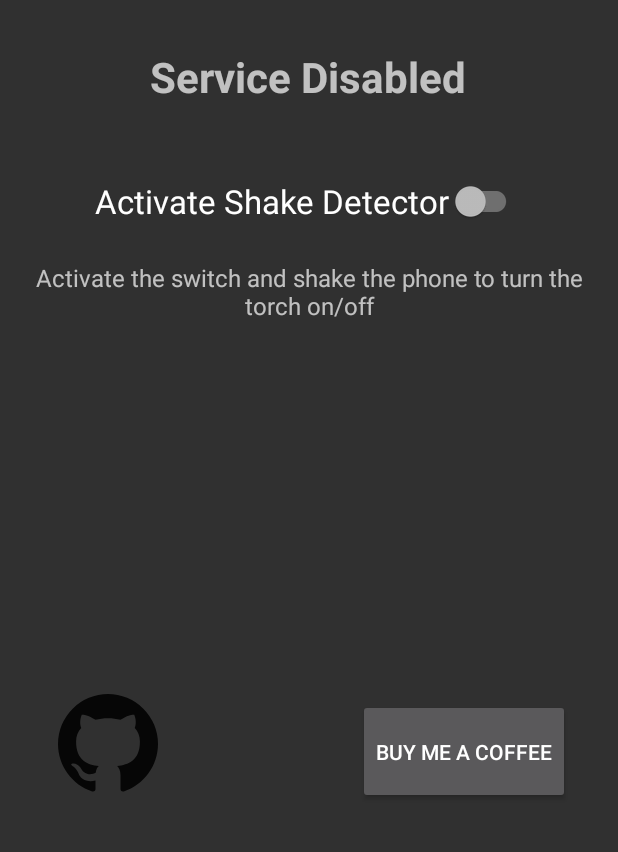
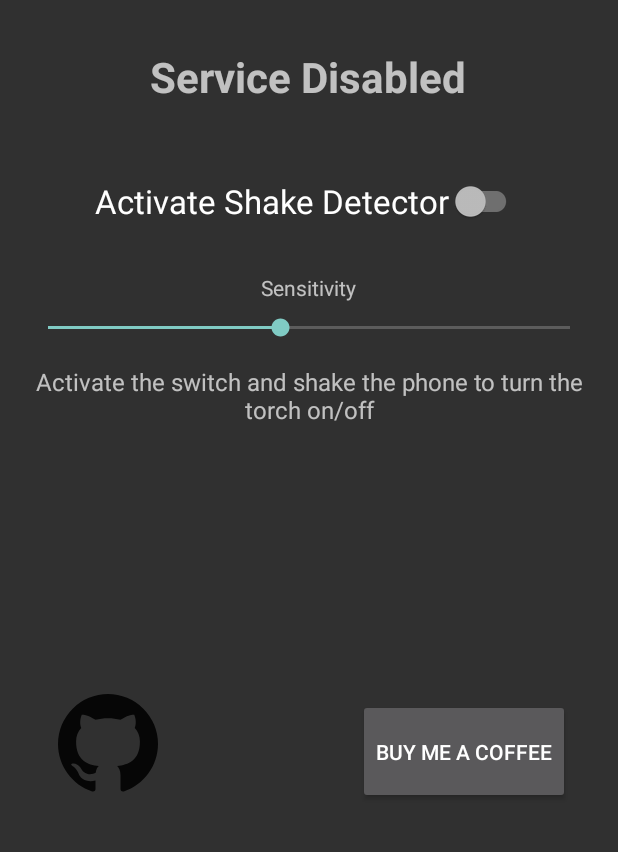
Before and after one commit to Lotverp/Shake-Torch, an Android app built with Jetpack Compose: the screen it shows after launch (MainActivity), after a tap on "BUY ME A COFFEE", on a phone screen of 412 x 824 dp, the part 384-1236 px from its top. Run offline under Robolectric (Android 15) with nearby library versions, the phone set to English and light mode, and no system bars.

Commit message:
apk 1.1
sensibility bar

```diff
--- a/source-code/app/src/main/AndroidManifest.xml
+++ b/source-code/app/src/main/AndroidManifest.xml
@@ -1,6 +1,8 @@
 <?xml version="1.0" encoding="utf-8"?>
-<manifest xmlns:android="http://schemas.android.com/apk/res/android">
+<manifest xmlns:android="http://schemas.android.com/apk/res/android"
+    package="com.example.shaketorch">
 
+    <uses-permission android:name="android.permission.CAMERA" />
     <uses-permission android:name="android.permission.FOREGROUND_SERVICE" />
     <uses-permission android:name="android.permission.FOREGROUND_SERVICE_CAMERA" />
     <uses-permission android:name="android.permission.POST_NOTIFICATIONS"/>
--- a/source-code/app/src/main/java/com/example/shaketorch/MainActivity.java
+++ b/source-code/app/src/main/java/com/example/shaketorch/MainActivity.java
@@ -2,12 +2,14 @@ package com.example.shaketorch;
 
 import android.Manifest;
 import android.content.Intent;
+import android.content.SharedPreferences;
 import android.content.pm.PackageManager;
 import android.net.Uri;
 import android.os.Build;
 import android.os.Bundle;
 import android.widget.Button;
 import android.widget.ImageButton;
+import android.widget.SeekBar;
 import android.widget.TextView;
 import android.widget.Toast;
 
@@ -23,8 +25,14 @@ import java.util.List;
 
 public class MainActivity extends AppCompatActivity {
 
+    private static final String PREFS_NAME = "ShakeTorchPrefs";
+    private static final String SENSITIVITY_KEY = "sensitivity";
+    private static final int DEFAULT_SENSITIVITY = 4;
+
     private SwitchMaterial serviceSwitch;
     private TextView statusText;
+    private SeekBar sensitivitySeekBar;
+    private SharedPreferences sharedPreferences;
 
     private final ActivityResultLauncher<String[]> requestPermissionLauncher =
             registerForActivityResult(new ActivityResultContracts.RequestMultiplePermissions(), permissions -> {
@@ -49,11 +57,22 @@ public class MainActivity extends AppCompatActivity {
         super.onCreate(savedInstanceState);
         setContentView(R.layout.activity_main);
 
+        sharedPreferences = getSharedPreferences(PREFS_NAME, MODE_PRIVATE);
+
+        setupViews();
+        setupListeners();
+    }
+
+    private void setupViews() {
         statusText = findViewById(R.id.statusTextView);
         serviceSwitch = findViewById(R.id.serviceSwitch);
-        ImageButton githubButton = findViewById(R.id.githubButton);
-        Button donateButton = findViewById(R.id.donateButton);
+        sensitivitySeekBar = findViewById(R.id.sensitivitySeekBar);
 
+        int savedSensitivity = sharedPreferences.getInt(SENSITIVITY_KEY, DEFAULT_SENSITIVITY);
+        sensitivitySeekBar.setProgress(savedSensitivity);
+    }
+
+    private void setupListeners() {
         serviceSwitch.setOnCheckedChangeListener((buttonView, isChecked) -> {
             if (isChecked) {
                 checkPermissionsAndStartService();
@@ -62,15 +81,33 @@ public class MainActivity extends AppCompatActivity {
             }
         });
 
-        githubButton.setOnClickListener(v -> {
-            Intent browserIntent = new Intent(Intent.ACTION_VIEW, Uri.parse("https://github.com/Lotverp"));
-            startActivity(browserIntent);
+        sensitivitySeekBar.setOnSeekBarChangeListener(new SeekBar.OnSeekBarChangeListener() {
+            @Override
+            public void onProgressChanged(SeekBar seekBar, int progress, boolean fromUser) {
+                sharedPreferences.edit().putInt(SENSITIVITY_KEY, progress).apply();
+            }
+
+            @Override
+            public void onStartTrackingTouch(SeekBar seekBar) {}
+
+            @Override
+            public void onStopTrackingTouch(SeekBar seekBar) {
+                if (serviceSwitch.isChecked()) {
+                    startShakeService();
+                }
+            }
         });
 
-        donateButton.setOnClickListener(v -> {
-            Intent browserIntent = new Intent(Intent.ACTION_VIEW, Uri.parse("https://github.com/Lotverp/Lotverp/blob/main/donate.md"));
-            startActivity(browserIntent);
-        });
+        findViewById(R.id.githubButton).setOnClickListener(v ->
+                openUrl("https://github.com/Lotverp"));
+
+        findViewById(R.id.donateButton).setOnClickListener(v ->
+                openUrl("https://github.com/Lotverp/Lotverp/blob/main/donate.md"));
+    }
+
+    private void openUrl(String url) {
+        Intent browserIntent = new Intent(Intent.ACTION_VIEW, Uri.parse(url));
+        startActivity(browserIntent);
     }
 
     private void checkPermissionsAndStartService() {
@@ -97,15 +134,25 @@ public class MainActivity extends AppCompatActivity {
 
     private void startShakeService() {
         Intent serviceIntent = new Intent(this, ShakeService.class);
+        int sensitivity = sensitivitySeekBar.getProgress();
+        serviceIntent.putExtra(SENSITIVITY_KEY, sensitivity);
         ContextCompat.startForegroundService(this, serviceIntent);
-        statusText.setText("Service Active");
-        serviceSwitch.setText("Deactivate Shake Detector");
+        updateUI(true);
     }
 
     private void stopShakeService() {
         Intent serviceIntent = new Intent(this, ShakeService.class);
         stopService(serviceIntent);
-        statusText.setText("Service Disabled");
-        serviceSwitch.setText("Activate Shake Detector");
+        updateUI(false);
+    }
+
+    private void updateUI(boolean isServiceActive) {
+        if (isServiceActive) {
+            statusText.setText("Service Active");
+            serviceSwitch.setText("Deactivate Shake Detector");
+        } else {
+            statusText.setText("Service Disabled");
+            serviceSwitch.setText("Activate Shake Detector");
+        }
     }
 }
--- a/source-code/app/src/main/res/layout/activity_main.xml
+++ b/source-code/app/src/main/res/layout/activity_main.xml
@@ -38,10 +38,28 @@
         android:textSize="22sp" />
 
     <TextView
+        android:id="@+id/sensitivityTextView"
+        android:layout_width="wrap_content"
+        android:layout_height="wrap_content"
+        android:layout_below="@+id/serviceSwitch"
+        android:layout_centerHorizontal="true"
+        android:layout_marginTop="24dp"
+        android:text="Sensitivity" />
+
+    <SeekBar
+        android:id="@+id/sensitivitySeekBar"
+        android:layout_width="match_parent"
+        android:layout_height="wrap_content"
+        android:layout_below="@+id/sensitivityTextView"
+        android:layout_marginTop="8dp"
+        android:max="9"
+        android:progress="4" />
+
+    <TextView
         android:id="@+id/instructionalTextView"
         android:layout_width="wrap_content"
         android:layout_height="wrap_content"
-        android:layout_below="@id/serviceSwitch"
+        android:layout_below="@id/sensitivitySeekBar"
         android:layout_centerHorizontal="true"
         android:layout_marginTop="16dp"
         android:text="Activate the switch and shake the phone to turn the torch on/off"
--- a/source-code/app/src/main/res/values/strings.xml
+++ b/source-code/app/src/main/res/values/strings.xml
@@ -1,3 +1,5 @@
 <resources>
     <string name="app_name">Shake Torch</string>
+    <string name="notification_title">Shake Detection Active</string>
+    <string name="notification_text">Shake the phone to turn the torch on/off</string>
 </resources>
```
Also changed, not shown: source-code/app/src/main/java/com/example/shaketorch/ShakeService.java (+85 -52 lines), 4 other files.
